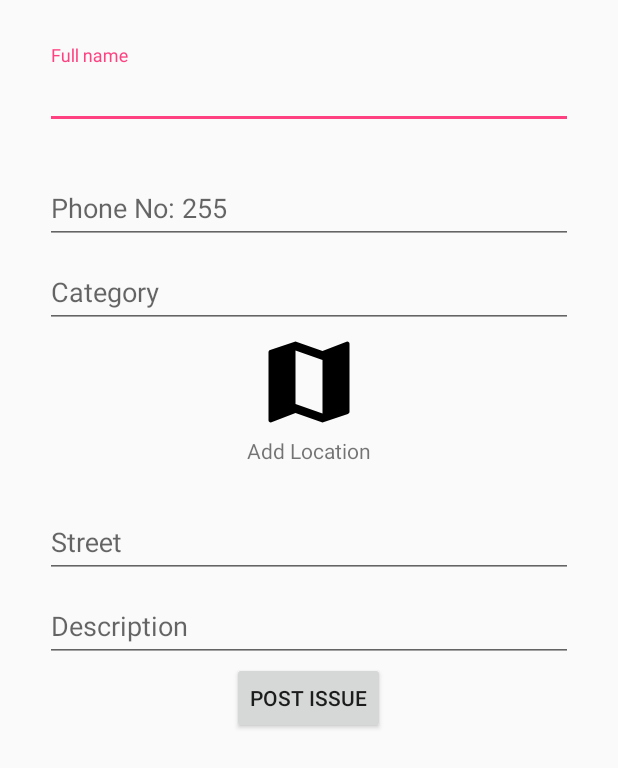
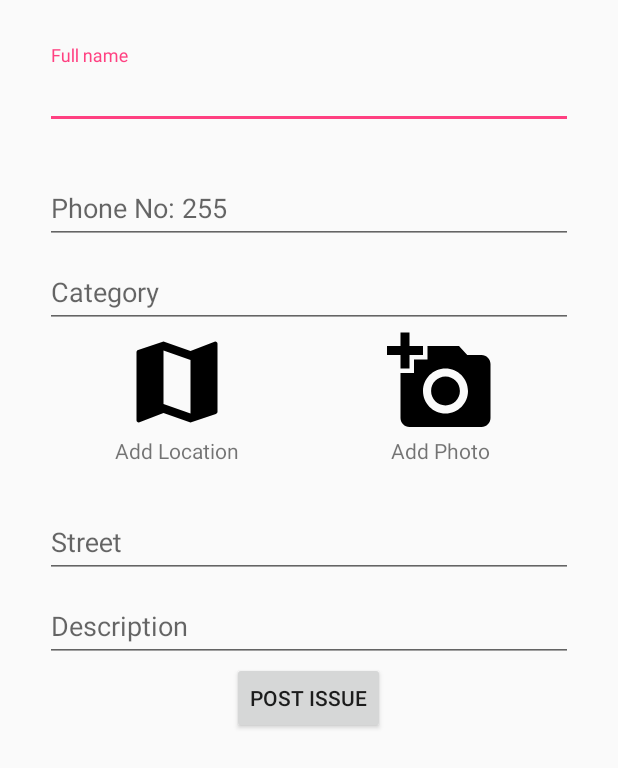
Before and after one commit to CodeTanzania/open311-android-library, an Android app: the ReportProblemActivity screen opened directly, with no data from a screen before it, on a phone screen of 412 x 824 dp. Shown: the top 768 px of the screen. Run offline under Robolectric (Android 15) with nearby library versions, the phone set to English and light mode, and no system bars; our stand-ins replace RxJava; network calls fail; 1 statement that could not run was skipped.

Commit message:
Add logic to deal with gallery intent. Add AttachmentButton view that handles intent which can start camera or gallery.

```diff
--- a/majifix311/src/main/java/com/example/majifix311/ui/ReportProblemActivity.java
+++ b/majifix311/src/main/java/com/example/majifix311/ui/ReportProblemActivity.java
@@ -4,8 +4,6 @@ import android.content.BroadcastReceiver;
 import android.content.Context;
 import android.content.Intent;
 import android.content.IntentFilter;
-import android.content.pm.PackageManager;
-import android.graphics.Bitmap;
 import android.location.Location;
 import android.os.Bundle;
 import android.support.annotation.NonNull;
@@ -19,7 +17,6 @@ import android.view.inputmethod.InputMethodManager;
 import android.widget.Button;
 import android.widget.EditText;
 import android.widget.ImageView;
-import android.widget.LinearLayout;
 import android.widget.TextView;
 import android.widget.Toast;
 
@@ -30,14 +27,13 @@ import com.example.majifix311.models.Problem;
 import com.example.majifix311.R;
 import com.example.majifix311.api.ReportService;
 import com.example.majifix311.db.DatabaseHelper;
+import com.example.majifix311.ui.views.AttachmentButton;
 import com.example.majifix311.utils.AttachmentUtils;
 import com.example.majifix311.utils.EmptyErrorTrigger;
 
 import java.util.List;
 
 import io.reactivex.functions.Consumer;
-
-import static android.view.View.GONE;
 
 /**
  * This activity is for submitting problems to a municipal company that uses the majifix system.
@@ -66,9 +62,10 @@ public class ReportProblemActivity extends FragmentActivity implements View.OnCl
 
     private ImageView mIvLocation;
     private TextView mTvLocationError;
-    private LinearLayout mLlPhoto;
-    private ImageView mIvPhoto;
-    private String mAttachmentUrl;
+    private AttachmentButton mAbPhoto;
+    //private LinearLayout mLlPhoto;
+    //private ImageView mIvPhoto;
+    //private String mAttachmentUrl;
 
     private Button mSubmitButton;
 
@@ -106,8 +103,9 @@ public class ReportProblemActivity extends FragmentActivity implements View.OnCl
         mEtDescription = (EditText) findViewById(R.id.et_description);
         mIvLocation = (ImageView) findViewById(R.id.iv_location);
         mTvLocationError = (TextView) findViewById(R.id.tv_location_error);
-        mLlPhoto = (LinearLayout) findViewById(R.id.ll_add_photo);
-        mIvPhoto = (ImageView) findViewById(R.id.iv_add_photo);
+        mAbPhoto = (AttachmentButton) findViewById(R.id.ab_add_photo);
+        //mLlPhoto = (LinearLayout) findViewById(R.id.ll_add_photo);
+        //mIvPhoto = (ImageView) findViewById(R.id.iv_add_photo);
 
         // for required fields: watch for text changes, and if empty, display error
         mEtName.addTextChangedListener(new EmptyErrorTrigger(mTilName));
@@ -137,14 +135,12 @@ public class ReportProblemActivity extends FragmentActivity implements View.OnCl
     protected void onActivityResult(int requestCode, int resultCode, Intent data) {
         super.onActivityResult(requestCode, resultCode, data);
 
-        // Intent was fired to capture photo. Display thumbnail in given imageview.
-        boolean photoCaptureSuccess = AttachmentUtils.setThumbnailFromActivityResult(
-                mIvPhoto, mAttachmentUrl, requestCode, resultCode, data);
-        if (!photoCaptureSuccess) {
-            // If photo cannot be found, reset state
-            mAttachmentUrl = null;
-        } else {
-            Attachment attachment = AttachmentUtils.getPicAsAttachment(mAttachmentUrl);
+        // Attachment button will handle result of camera or file intents, and display image
+        boolean photoCapturedSuccess = mAbPhoto.displayOnActivityResult(requestCode, resultCode, data);
+
+        // If sucess, add attachment to problem.
+       if (photoCapturedSuccess) {
+            Attachment attachment = AttachmentUtils.getPicAsAttachment(mAbPhoto.getAttachmentUrl());
             mBuilder.addAttachment(attachment);
         }
     }
@@ -153,9 +149,11 @@ public class ReportProblemActivity extends FragmentActivity implements View.OnCl
     public void onRequestPermissionsResult(int requestCode, @NonNull String[] permissions, @NonNull int[] grantResults) {
         super.onRequestPermissionsResult(requestCode, permissions, grantResults);
 
+        // Attachment button will handle photo permissions requests
+        mAbPhoto.onRequestPermissionResult(requestCode, permissions, grantResults);
         // Check if this is a storage permission. If so, attempt to start camera.
-        mAttachmentUrl = AttachmentUtils.onRequestPermissionResult(
-                this, requestCode, permissions, grantResults);
+//        mAttachmentUrl = AttachmentUtils.onRequestPermissionResult(
+//                this, requestCode, permissions, grantResults);
     }
 
     private void setupCategoryPicker() {
@@ -187,20 +185,22 @@ public class ReportProblemActivity extends FragmentActivity implements View.OnCl
     }
 
     private void setupPhotoListener() {
+       // AttachmentUtils.setupAddAttachmentButton(this, mLlPhoto);
+
         // Check if phone is equipped with camera
-        if (this.getPackageManager().hasSystemFeature(PackageManager.FEATURE_CAMERA)) {
-            // If so, trigger camera on click
-            mLlPhoto.setOnClickListener(new View.OnClickListener() {
-                @Override
-                public void onClick(View v) {
-                    // mAttachmentUrl will be used to retrieve the file in onActivityResult
-                    mAttachmentUrl = AttachmentUtils.dipatchTakePictureIntent(ReportProblemActivity.this);
-                }
-            });
-        } else {
-            // If not, hide camera icon and label
-            mLlPhoto.setVisibility(GONE);
-        }
+//        if (this.getPackageManager().hasSystemFeature(PackageManager.FEATURE_CAMERA)) {
+//            // If so, trigger camera on click
+//            mLlPhoto.setOnClickListener(new View.OnClickListener() {
+//                @Override
+//                public void onClick(View v) {
+//                    // mAttachmentUrl will be used to retrieve the file in displayOnActivityResult
+//                    mAttachmentUrl = AttachmentUtils.dipatchTakePictureIntent(ReportProblemActivity.this);
+//                }
+//            });
+//        } else {
+//            // If not, hide camera icon and label
+//            mLlPhoto.setVisibility(GONE);
+//        }
     }
 
     private void createCategoryPickerDialog(Category[] categories) {
--- /dev/null
+++ b/majifix311/src/main/java/com/example/majifix311/ui/views/AttachmentButton.java
@@ -0,0 +1,148 @@
+package com.example.majifix311.ui.views;
+
+import android.app.Activity;
+import android.content.Context;
+import android.content.ContextWrapper;
+import android.content.Intent;
+import android.content.res.TypedArray;
+import android.os.Build;
+import android.support.annotation.Nullable;
+import android.util.AttributeSet;
+import android.view.Gravity;
+import android.view.MenuInflater;
+import android.view.MenuItem;
+import android.view.View;
+import android.widget.ImageView;
+import android.widget.LinearLayout;
+import android.widget.PopupMenu;
+
+import com.example.majifix311.R;
+import com.example.majifix311.models.Attachment;
+import com.example.majifix311.utils.AttachmentUtils;
+
+/**
+ * This is a drag and drop element that will, when clicked, show a dialog with options to either
+ * start a camera or select from gallery.
+ *
+ * To have the view automatically display the user chosen picture, call the attachment button
+ * in `displayOnActivityResult` and in `onRequestPermissionResult`.
+ */
+
+public class AttachmentButton extends LinearLayout {
+    private static final int REQUEST_IMAGE_CAPTURE = 1;
+    private static final int REQUEST_BROWSE_MEDIA_STORE = 2;
+    private static final int REQUEST_EXTERNAL_STORAGE_PERMISSION = 3;
+
+    private int mLayoutRes;
+    private int mPreviewImageViewId;
+
+    private String mPendingImageUrl;
+
+    private ImageView mPreview;
+
+    public AttachmentButton(Context context) {
+        super(context);
+        init();
+    }
+
+    public AttachmentButton(Context context, @Nullable AttributeSet attrs) {
+        super(context, attrs);
+        setCustomAttributes(context, attrs);
+        init();
+    }
+
+    public AttachmentButton(Context context, @Nullable AttributeSet attrs, int defStyleAttr) {
+        super(context, attrs, defStyleAttr);
+        setCustomAttributes(context, attrs);
+        init();
+    }
+
+    private void setCustomAttributes(Context context, AttributeSet attrs) {
+        TypedArray a = context.getTheme().obtainStyledAttributes(
+                attrs, R.styleable.AttachmentButton, 0, 0);
+        try {
+            mLayoutRes = a.getInteger(R.styleable.AttachmentButton_ab_layout, R.layout.view_add_attachment);
+            mPreviewImageViewId = a.getInteger(R.styleable.AttachmentButton_ab_preview_id, R.id.iv_add_photo);
+        } finally {
+            a.recycle();
+        }
+    }
+
+    private void init() {
+        inflate(getContext(),mLayoutRes, this);
+        setOrientation(VERTICAL);
+
+        LayoutParams params = new LinearLayout.LayoutParams(
+                LayoutParams.WRAP_CONTENT, LayoutParams.WRAP_CONTENT);
+        params.gravity = Gravity.CENTER;
+        setLayoutParams(params);
+
+        if (Build.VERSION.SDK_INT >= Build.VERSION_CODES.JELLY_BEAN_MR1) {
+            setGravity(TEXT_ALIGNMENT_CENTER);
+        }
+
+        mPreview = (ImageView) findViewById(mPreviewImageViewId);
+
+        setOnClickListener(new View.OnClickListener() {
+            @Override
+            public void onClick(View v) {
+                PopupMenu popup = new PopupMenu(getContext(), AttachmentButton.this);
+                MenuInflater inflater = popup.getMenuInflater();
+                inflater.inflate(R.menu.attachmenttype, popup.getMenu());
+                popup.setOnMenuItemClickListener(new PopupMenu.OnMenuItemClickListener() {
+                    @Override
+                    public boolean onMenuItemClick(MenuItem item) {
+                        Activity activity = getActivity();
+                        if (activity != null) {
+                            if (item.getItemId() == R.id.action_start_gallery) {
+                                AttachmentUtils.dispatchAddFromGalleryIntent(activity);
+                            } else if (item.getItemId() == R.id.action_start_camera) {
+                                mPendingImageUrl = AttachmentUtils.dipatchTakePictureIntent(activity);
+                            }
+                            return true;
+                        }
+                        return false;
+                    }
+                });
+                popup.show();
+            }
+        });
+    }
+
+    public String getAttachmentUrl() {
+        return mPendingImageUrl;
+    }
+
+    public void setAttachmentUrl(String attachmentUrl) {
+        mPendingImageUrl = attachmentUrl;
+    }
+
+    public ImageView getPreviewImageView() {
+        return mPreview;
+    }
+
+    public void setPreviewImageView(ImageView imageView) {
+        mPreview = imageView;
+    }
+
+    public boolean displayOnActivityResult(int requestCode, int resultCode, Intent data) {
+        return AttachmentUtils.setThumbnailFromActivityResult(mPreview, mPendingImageUrl,
+                                                       requestCode, resultCode, data);
+    }
+
+    public void onRequestPermissionResult(int requestCode, String permissions[], int[] grantResults) {
+        mPendingImageUrl = AttachmentUtils.onRequestPermissionResult(
+                                    getActivity(), requestCode, permissions, grantResults);
+    }
+
+    private Activity getActivity() {
+        Context context = getContext();
+        while (context instanceof ContextWrapper) {
+            if (context instanceof Activity) {
+                return (Activity)context;
+            }
+            context = ((ContextWrapper)context).getBaseContext();
+        }
+        return null;
+    }
+}
--- /dev/null
+++ b/majifix311/src/main/res/drawable/ic_photo_library_black.xml
@@ -0,0 +1,9 @@
+<vector xmlns:android="http://schemas.android.com/apk/res/android"
+        android:width="24dp"
+        android:height="24dp"
+        android:viewportWidth="24.0"
+        android:viewportHeight="24.0">
+    <path
+        android:fillColor="#FF000000"
+        android:pathData="M22,16L22,4c0,-1.1 -0.9,-2 -2,-2L8,2c-1.1,0 -2,0.9 -2,2v12c0,1.1 0.9,2 2,2h12c1.1,0 2,-0.9 2,-2zM11,12l2.03,2.71L16,11l4,5L8,16l3,-4zM2,6v14c0,1.1 0.9,2 2,2h14v-2L4,20L4,6L2,6z"/>
+</vector>
--- a/majifix311/src/main/res/layout/activity_reporting_form.xml
+++ b/majifix311/src/main/res/layout/activity_reporting_form.xml
@@ -107,28 +107,35 @@
         </LinearLayout>
 
         <!-- Photo -->
-        <LinearLayout
-            android:id="@+id/ll_add_photo"
+        <com.example.majifix311.ui.views.AttachmentButton
+            android:id="@+id/ab_add_photo"
             android:layout_height="wrap_content"
             android:layout_width="0dp"
             android:layout_weight="1"
-            android:orientation="vertical"
-            android:layout_gravity="center"
-            android:gravity="center">
+            app:layout="@layout/view_add_attachment"/>
 
-            <ImageView
-                android:id="@+id/iv_add_photo"
-                android:src="@drawable/ic_add_photo_black"
-                android:contentDescription="@string/content_desc_photo"
-                android:layout_width="@dimen/form_icon"
-                android:layout_height="@dimen/form_icon" />
+        <!--<LinearLayout-->
+            <!--android:id="@+id/ll_add_photo"-->
+            <!--android:layout_height="wrap_content"-->
+            <!--android:layout_width="0dp"-->
+            <!--android:layout_weight="1"-->
+            <!--android:orientation="vertical"-->
+            <!--android:layout_gravity="center"-->
+            <!--android:gravity="center">-->
 
-            <TextView
-                android:layout_width="wrap_content"
-                android:layout_height="wrap_content"
-                android:text="@string/hint_photo"/>
+            <!--<ImageView-->
+                <!--android:id="@+id/iv_add_photo"-->
+                <!--android:src="@drawable/ic_add_photo_black"-->
+                <!--android:contentDescription="@string/content_desc_photo"-->
+                <!--android:layout_width="@dimen/form_icon"-->
+                <!--android:layout_height="@dimen/form_icon" />-->
 
-        </LinearLayout>
+            <!--<TextView-->
+                <!--android:layout_width="wrap_content"-->
+                <!--android:layout_height="wrap_content"-->
+                <!--android:text="@string/hint_photo"/>-->
+
+        <!--</LinearLayout>-->
 
     </LinearLayout>
 
--- /dev/null
+++ b/majifix311/src/main/res/layout/view_add_attachment.xml
@@ -0,0 +1,18 @@
+<?xml version="1.0" encoding="utf-8"?>
+<merge xmlns:android="http://schemas.android.com/apk/res/android">
+
+    <ImageView
+        android:id="@+id/iv_add_photo"
+        android:src="@drawable/ic_add_photo_black"
+        android:contentDescription="@string/content_desc_photo"
+        android:layout_gravity="center"
+        android:layout_width="@dimen/form_icon"
+        android:layout_height="@dimen/form_icon" />
+
+    <TextView
+        android:layout_width="wrap_content"
+        android:layout_height="wrap_content"
+        android:layout_gravity="center"
+        android:text="@string/hint_photo"/>
+
+</merge>
--- /dev/null
+++ b/majifix311/src/main/res/menu/attachmenttype.xml
@@ -0,0 +1,9 @@
+<?xml version="1.0" encoding="utf-8"?>
+<menu xmlns:android="http://schemas.android.com/apk/res/android">
+    <item android:id="@+id/action_start_camera"
+        android:icon="@drawable/ic_add_photo_black"
+        android:title="@string/action_from_camera"/>
+    <item android:id="@+id/action_start_gallery"
+        android:icon="@drawable/ic_photo_library_black"
+        android:title="@string/action_from_gallery" />
+</menu>
--- a/majifix311/src/main/res/values/strings.xml
+++ b/majifix311/src/main/res/values/strings.xml
@@ -18,4 +18,6 @@
     <string name="action_select_category">What type of problem is this?</string>
     <string name="action_select">Select</string>
     <string name="action_close">Close</string>
+    <string name="action_from_camera">Take new photo</string>
+    <string name="action_from_gallery">Use existing photo</string>
 </resources>
```
Also changed, not shown: majifix311/src/main/java/com/example/majifix311/utils/AttachmentUtils.java (+86 -22 lines), majifix311/src/main/res/values/attrs.xml (added, +7 -0 lines).
